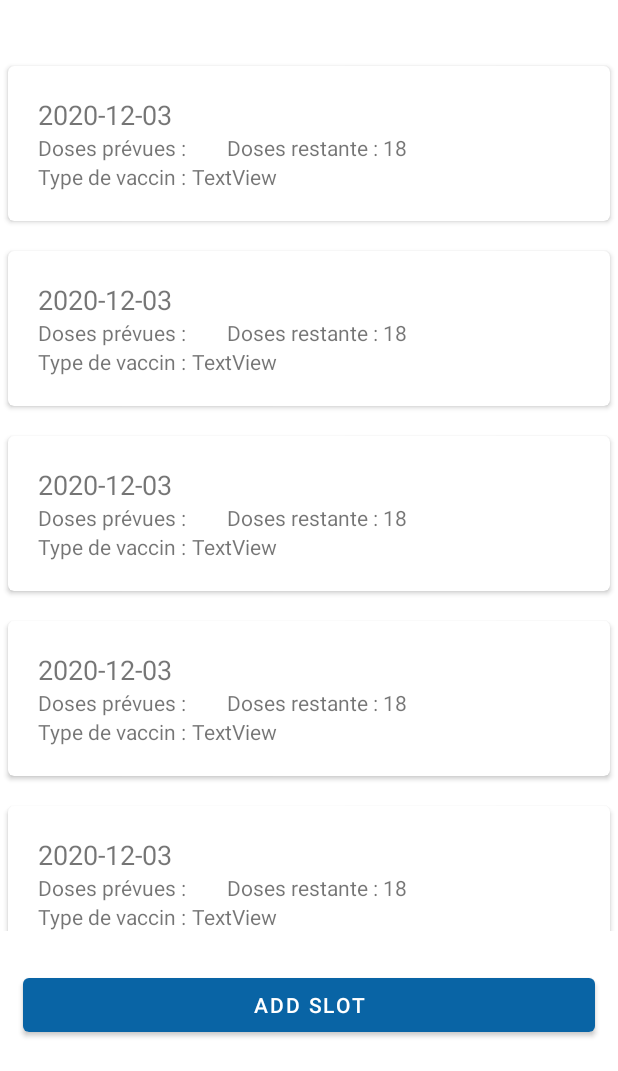
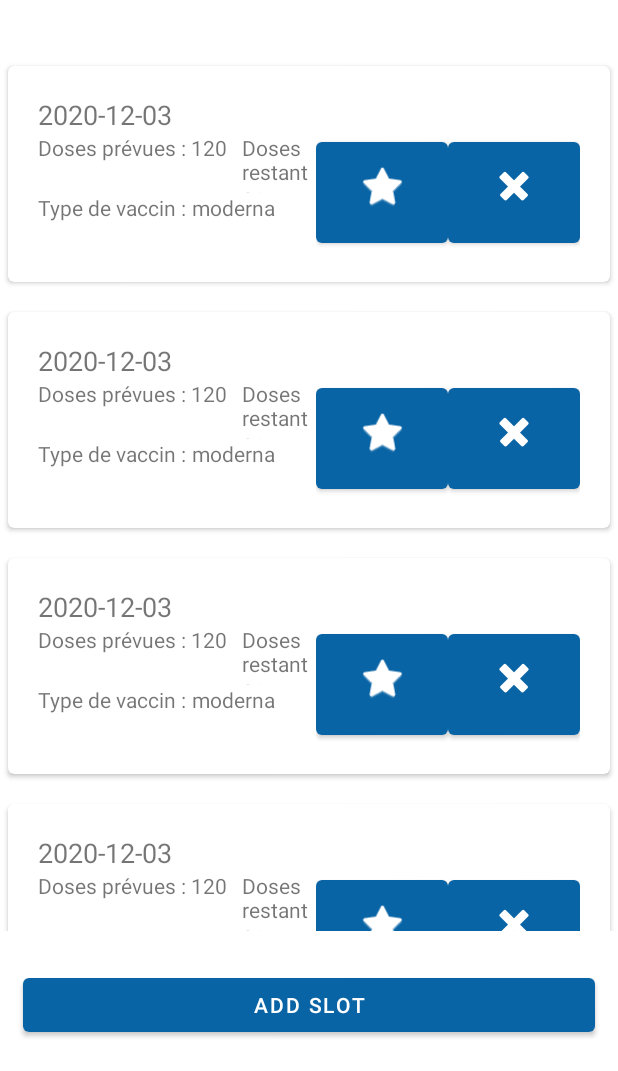
Before and after one commit to greggameplayer/CovidManager, an Android app: the DashBoardActivity screen opened directly, with no data from a screen before it, on a phone screen of 412 x 824 dp, the part 165-1236 px from its top. Run offline under Robolectric (Android 15) with nearby library versions, the phone set to English and light mode, and no system bars.

Commit message:
add bouton modify and delete for dashboard secretary

```diff
--- a/app/src/main/java/com/epsi/covidmanager/model/beans/Slot.java
+++ b/app/src/main/java/com/epsi/covidmanager/model/beans/Slot.java
@@ -4,12 +4,14 @@ import java.io.Serializable;
 
 public class Slot implements Serializable {
     private static int NUMBER = 0;
-    private String date;
+    private String date, vaccin;
     private int nb, id;
+
 
     public Slot(){
         date = "2020-12-03";
         nb = 120;
+        vaccin = "moderna";
         id = NUMBER;
         NUMBER++;
 
@@ -23,4 +25,7 @@ public class Slot implements Serializable {
         return nb;
     }
     public int getId(){ return id; }
+    public String getVaccin() {
+        return vaccin;
+    }
 }
--- a/app/src/main/java/com/epsi/covidmanager/view/SlotAdaptater.java
+++ b/app/src/main/java/com/epsi/covidmanager/view/SlotAdaptater.java
@@ -41,8 +41,9 @@ public class SlotAdaptater extends RecyclerView.Adapter<SlotAdaptater.ViewHolder
     public void onBindViewHolder(@NonNull ViewHolder holder, int position) {
         final Slot slot = slots.get(position);
 
-        holder.tv_slot_date.setText(slot.getDate() + " ");
-        holder.tv_nb_doses.setText(slot.getNb()+"");
+        holder.tv_slot_date.setText(slot.getDate() + "");
+        holder.tv_nb_doses.setText(slot.getNb() + "");
+        holder.tv_slot_vaccine.setText(slot.getVaccin());
 
         holder.root.setOnClickListener(new View.OnClickListener() {
             @Override
@@ -61,7 +62,7 @@ public class SlotAdaptater extends RecyclerView.Adapter<SlotAdaptater.ViewHolder
 
     protected class ViewHolder extends RecyclerView.ViewHolder{
 
-        public TextView tv_slot_date, tv_nb_doses;
+        public TextView tv_slot_date, tv_nb_doses, tv_slot_vaccine;
         public View root;
 
         public ViewHolder(View itemView) {
@@ -69,6 +70,7 @@ public class SlotAdaptater extends RecyclerView.Adapter<SlotAdaptater.ViewHolder
 
             tv_slot_date = itemView.findViewById(R.id.tv_slot_date);
             tv_nb_doses = itemView.findViewById(R.id.tv_nb_doses);
+            tv_slot_vaccine = itemView.findViewById(R.id.tv_slot_vaccine);
             root = itemView.findViewById(R.id.root);
         }
 
--- a/app/src/main/res/layout/card_slot.xml
+++ b/app/src/main/res/layout/card_slot.xml
@@ -29,6 +29,19 @@
         <LinearLayout
             android:layout_width="match_parent"
             android:layout_height="match_parent"
+            android:layout_weight="0"
+            android:orientation="horizontal">
+
+            <LinearLayout
+                android:layout_width="match_parent"
+                android:layout_height="match_parent"
+                android:layout_weight="1"
+                android:orientation="vertical">
+
+                <LinearLayout
+                    android:layout_width="match_parent"
+                    android:layout_height="match_parent"
+                    android:layout_weight="1"
                     android:orientation="horizontal">
 
                     <TextView
@@ -42,14 +55,13 @@
                         android:id="@+id/tv_nb_doses"
                         android:layout_width="wrap_content"
                         android:layout_height="wrap_content"
-                android:layout_weight="0"
-                android:text="120"
-                android:textColor="#FFFFFF" />
+                        android:layout_weight="0" />
 
                     <TextView
                         android:id="@+id/textView"
                         android:layout_width="wrap_content"
                         android:layout_height="wrap_content"
+                        android:layout_marginLeft="10dp"
                         android:layout_weight="0"
                         android:text="Doses restante : " />
 
@@ -64,7 +76,7 @@
                 <LinearLayout
                     android:layout_width="match_parent"
                     android:layout_height="match_parent"
-            android:layout_weight="0"
+                    android:layout_weight="1"
                     android:orientation="horizontal">
 
                     <TextView
@@ -81,6 +93,30 @@
                         android:layout_weight="0"
                         android:text="TextView" />
                 </LinearLayout>
+            </LinearLayout>
+
+            <LinearLayout
+                android:layout_width="wrap_content"
+                android:layout_height="wrap_content"
+                android:orientation="horizontal">
+
+                <Button
+                    android:id="@+id/bt_modifier"
+                    android:layout_width="wrap_content"
+                    android:layout_height="wrap_content"
+                    android:layout_weight="0"
+                    app:icon="@android:drawable/btn_star_big_on"
+                    app:iconGravity="textTop" />
+
+                <Button
+                    android:id="@+id/bt_supprimer"
+                    android:layout_width="wrap_content"
+                    android:layout_height="wrap_content"
+                    android:layout_weight="0"
+                    app:icon="@android:drawable/ic_delete"
+                    app:iconGravity="textTop" />
+            </LinearLayout>
+        </LinearLayout>
 
     </LinearLayout>
 </androidx.cardview.widget.CardView>
```
Lines whose indentation alone changed are shown as unchanged.
